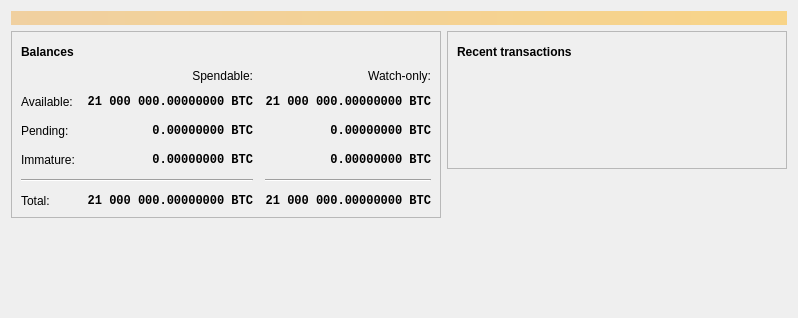
Old version of the form src/qt/forms/overviewpage.ui in the repository dobbscoin/dobbscoin-source.
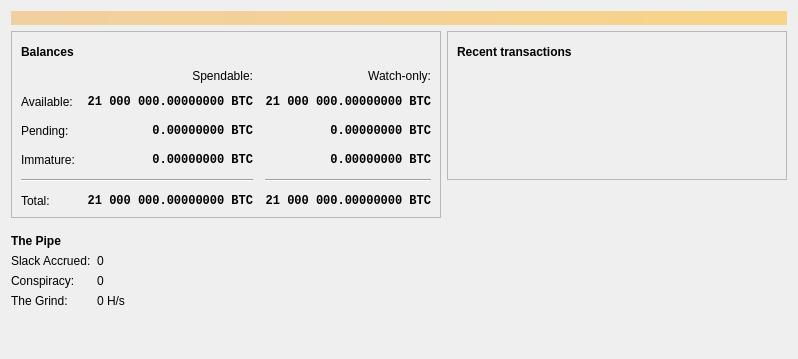
New version of the form. Icons and pictures are not drawn. Custom widgets are drawn as their Qt base class.

Commit message:
qt: (BOB) 0.14 Overview: The Pipe chain-vitals panel and the cartoon panels
Port of 0.14's Overview page. Under the balances: The Pipe (Slack Accrued =
height, Conspiracy = tip difficulty against the one-week mean, The Grind =
network hash rate over 120 blocks, the getnetworkhashps estimator), refreshed on
every block; then the two left panels, with the third under Recent
transactions, in 0.14's placement, with dark-theme variants. The three
numbers come through interfaces::Node (bobGetDifficulty, bobGetAvgDifficulty,
bobGetNetworkHashPS), since the 0.21 GUI does not take cs_main itself.

Diff of the .ui file:
```diff
--- a/src/qt/forms/overviewpage.ui
+++ b/src/qt/forms/overviewpage.ui
@@ -414,6 +414,128 @@
          </layout>
         </widget>
        </item>
+       <item>
+        <widget class="QWidget" name="widgetVitals" native="true">
+         <layout class="QVBoxLayout" name="verticalLayoutVitals">
+          <property name="leftMargin">
+           <number>0</number>
+          </property>
+          <property name="topMargin">
+           <number>10</number>
+          </property>
+          <property name="rightMargin">
+           <number>0</number>
+          </property>
+          <property name="bottomMargin">
+           <number>0</number>
+          </property>
+          <item>
+           <widget class="QLabel" name="labelVitalsTitle">
+            <property name="font">
+             <font>
+              <weight>75</weight>
+              <bold>true</bold>
+             </font>
+            </property>
+            <property name="text">
+             <string>The Pipe</string>
+            </property>
+            <property name="toolTip">
+             <string>What the Conspiracy is up against, and what it is costing them.</string>
+            </property>
+           </widget>
+          </item>
+          <item>
+           <layout class="QFormLayout" name="formLayoutVitals">
+            <item row="0" column="0">
+             <widget class="QLabel" name="labelVitalsHeightText">
+              <property name="text">
+               <string>Slack Accrued:</string>
+              </property>
+              <property name="toolTip">
+               <string>Blocks piled up since "Bob" started counting.</string>
+              </property>
+             </widget>
+            </item>
+            <item row="0" column="1">
+             <widget class="QLabel" name="labelVitalsHeight">
+              <property name="text">
+               <string>0</string>
+              </property>
+             </widget>
+            </item>
+            <item row="1" column="0">
+             <widget class="QLabel" name="labelVitalsDiffText">
+              <property name="text">
+               <string>Conspiracy:</string>
+              </property>
+              <property name="toolTip">
+               <string>How hard the Normals are making it right now, against the recent average.</string>
+              </property>
+             </widget>
+            </item>
+            <item row="1" column="1">
+             <widget class="QLabel" name="labelVitalsDiff">
+              <property name="text">
+               <string>0</string>
+              </property>
+             </widget>
+            </item>
+            <item row="2" column="0">
+             <widget class="QLabel" name="labelVitalsHashText">
+              <property name="text">
+               <string>The Grind:</string>
+              </property>
+              <property name="toolTip">
+               <string>Total effort every machine on the network is throwing at it.</string>
+              </property>
+             </widget>
+            </item>
+            <item row="2" column="1">
+             <widget class="QLabel" name="labelVitalsHash">
+              <property name="text">
+               <string>0 H/s</string>
+              </property>
+             </widget>
+            </item>
+           </layout>
+          </item>
+         </layout>
+        </widget>
+       </item>
+       <item>
+        <widget class="QLabel" name="label_6">
+         <property name="pixmap">
+          <pixmap resource="../bitcoin.qrc">:/images/overviewLeftTop</pixmap>
+         </property>
+         <property name="alignment">
+          <set>Qt::AlignCenter</set>
+         </property>
+        </widget>
+       </item>
+       <item>
+        <spacer name="verticalSpacerBob1">
+         <property name="orientation">
+          <enum>Qt::Vertical</enum>
+         </property>
+         <property name="sizeHint" stdset="0">
+          <size>
+           <width>20</width>
+           <height>40</height>
+          </size>
+         </property>
+        </spacer>
+       </item>
+       <item>
+        <widget class="QLabel" name="label_7">
+         <property name="pixmap">
+          <pixmap resource="../bitcoin.qrc">:/images/overviewLeftBottom</pixmap>
+         </property>
+         <property name="alignment">
+          <set>Qt::AlignCenter</set>
+         </property>
+        </widget>
+       </item>
        <item>
         <spacer name="verticalSpacer">
          <property name="orientation">
@@ -544,6 +666,16 @@
          </property>
         </spacer>
        </item>
+       <item>
+        <widget class="QLabel" name="label_8">
+         <property name="pixmap">
+          <pixmap resource="../bitcoin.qrc">:/images/overviewRight</pixmap>
+         </property>
+         <property name="alignment">
+          <set>Qt::AlignLeading</set>
+         </property>
+        </widget>
+       </item>
       </layout>
      </item>
     </layout>
```
The commit also changes 4 other files.
